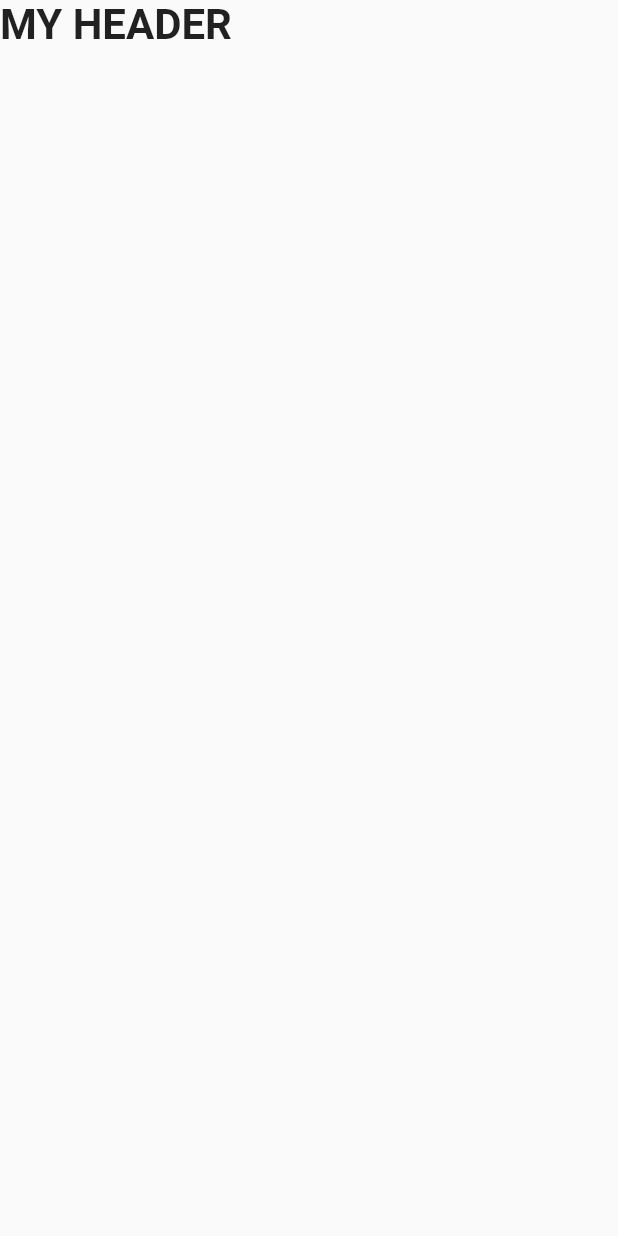
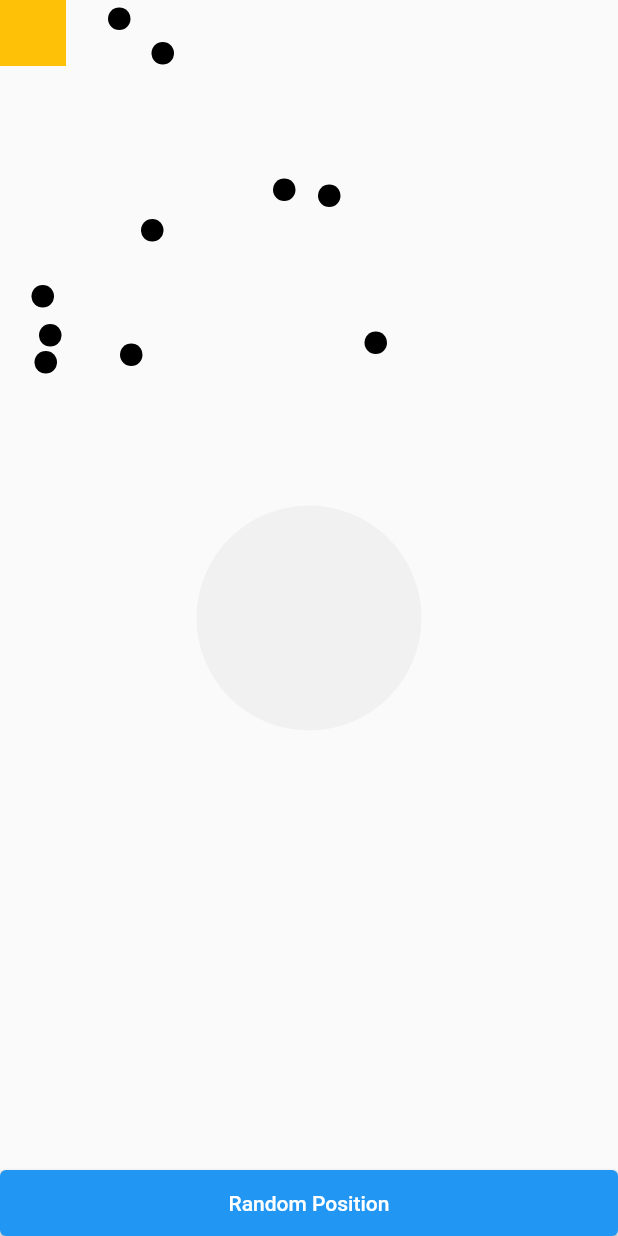
Before and after one commit to HeoKyuTae/Flutter-Source, a Flutter app: the screen it shows after launch, on a phone screen of 412 x 824 dp. Run offline on Flutter 3.47's test engine with Material 2 defaults, Android fonts, the phone set to English and light mode, and no system bars; our stand-ins replace cached_network_image, get, screenshot, scroll_to_index, webview_flutter; missing offline and left inert: flutter_cupertino_date_picker_fork, flutter_inappwebview, matrix4_transform, photo_manager.

Commit message:
moving point

```diff
--- a/lib/main.dart
+++ b/lib/main.dart
@@ -19,15 +19,17 @@ import 'package:make_source/mix_list.dart';
 
 import 'package:make_source/photo_manager.dart';
 import 'package:make_source/png_to_jpg.dart';
+import 'package:make_source/position_point.dart';
 import 'package:make_source/rotate.dart';
 import 'package:make_source/scrap.dart';
+import 'package:make_source/shimmer_loading.dart';
 import 'package:make_source/tabview.dart';
 
 void main() {
   runApp(MaterialApp(
     initialRoute: '/',
     routes: {
-      '/': (context) => const HeroAnimation(),
+      '/': (context) => const PositionPoint(),
       '/herofirst': (context) => const HeroFirst(),
     },
   ));
--- /dev/null
+++ b/lib/point.dart
@@ -0,0 +1,37 @@
+import 'package:flutter/material.dart';
+
+class TLPosition {
+  late double top;
+  late double left;
+  TLPosition({required this.top, required this.left});
+}
+
+// ignore: must_be_immutable
+class PointP extends StatelessWidget {
+  final GlobalKey globalKey;
+  late TLPosition tlPosition;
+  PointP({super.key, required this.tlPosition, required this.globalKey});
+
+  @override
+  Widget build(BuildContext context) {
+    return AnimatedPositioned(
+      key: globalKey,
+      top: tlPosition.top,
+      left: tlPosition.left,
+      duration: const Duration(milliseconds: 500),
+      child: Container(
+        width: 15,
+        height: 15,
+        decoration: BoxDecoration(
+            // color: Color.fromARGB(
+            //   _random.nextInt(256),
+            //   _random.nextInt(256),
+            //   _random.nextInt(256),
+            //   _random.nextInt(256),
+            // ),
+            color: Colors.black,
+            borderRadius: BorderRadius.circular(15)),
+      ),
+    );
+  }
+}
--- /dev/null
+++ b/lib/position_point.dart
@@ -0,0 +1,114 @@
+import 'dart:math';
+import 'package:flutter/material.dart';
+import 'package:make_source/point.dart';
+
+class PositionPoint extends StatefulWidget {
+  const PositionPoint({super.key});
+
+  @override
+  State<PositionPoint> createState() => _PositionPointState();
+}
+
+class _PositionPointState extends State<PositionPoint> {
+  GlobalKey pointKey = GlobalKey();
+  double size = 150;
+  final Random _random = Random();
+
+  List<PointP> list = [];
+
+  double top = 0;
+  double left = 0;
+
+  @override
+  void initState() {
+    WidgetsBinding.instance.addPostFrameCallback(_getSize);
+
+    for (var i = 0; i < 10; i++) {
+      list.add(PointP(
+        globalKey: GlobalKey(),
+        tlPosition: TLPosition(top: _random.nextInt(256).toDouble(), left: _random.nextInt(256).toDouble()),
+      ));
+    }
+
+    super.initState();
+  }
+
+  void _getSize(_) {
+    print(pointKey.currentContext);
+    // Size? keySize = pointKey.currentContext?.;
+    // print(keySize);
+
+    RenderBox box = pointKey.currentContext!.findRenderObject() as RenderBox;
+    Offset position = box.localToGlobal(Offset.zero); //this is global position
+    double x = position.dx;
+    double y = position.dy;
+    print(x);
+    print(y);
+    final size = box.size;
+    print(size);
+  }
+
+  zeroPoint() {
+    for (var i = 0; i < list.length; i++) {
+      print('Get item : ${list[i]}');
+      list[i].tlPosition.top = 0;
+      list[i].tlPosition.left = 0;
+
+      print('Set item : ${list[i]}');
+    }
+  }
+
+  @override
+  Widget build(BuildContext context) {
+    return Scaffold(
+      body: SafeArea(
+        child: Container(
+          child: Stack(
+            fit: StackFit.expand,
+            children: [
+              Positioned(
+                  top: 0,
+                  left: 0,
+                  child: Container(
+                    width: 44,
+                    height: 44,
+                    color: Colors.amber,
+                  )),
+              Container(
+                key: pointKey,
+                child: Center(
+                  child: Container(
+                    width: size,
+                    height: size,
+                    decoration:
+                        BoxDecoration(color: Colors.grey.withOpacity(0.1), borderRadius: BorderRadius.circular(size)),
+                  ),
+                ),
+              ),
+              // point(top, left),
+              Stack(
+                fit: StackFit.expand,
+                children: list,
+              ),
+              Positioned(
+                bottom: 0,
+                left: 0,
+                right: 0,
+                child: Container(
+                  height: 44,
+                  color: Colors.grey.withOpacity(0.1),
+                  child: ElevatedButton(
+                      onPressed: () {
+                        zeroPoint();
+                        setState(() {});
+                      },
+                      child: const Text('Random Position')),
+                ),
+              )
+            ],
+          ),
+        ),
+      ),
+    );
+  }
+}
```
Also changed, not shown: lib/shimmer_box.dart (added, +81 -0 lines), lib/shimmer_loading.dart (added, +67 -0 lines), lib/shimmer_temp.dart (added, +81 -0 lines).
